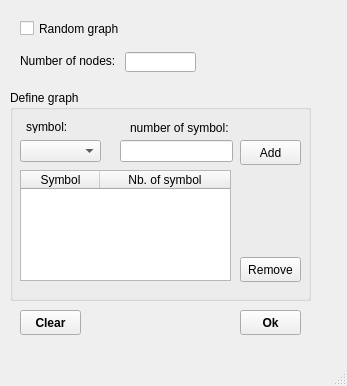
The window that GraphCreator.ui (VakelHente/PPSimulator) describes before a commit, drawn with Qt 5.
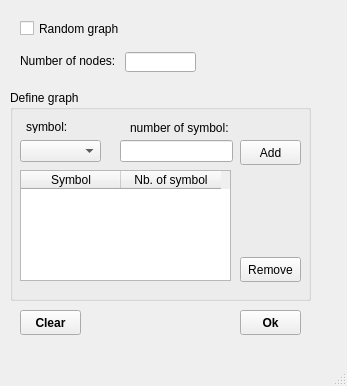
The same window after the commit.

Commit message: Complete graph creator window

Diff of the .ui file:
```diff
--- a/GraphCreator.ui
+++ b/GraphCreator.ui
@@ -51,7 +51,7 @@
     <property name="title">
      <string>Define graph</string>
     </property>
-    <widget class="QTreeWidget" name="listNode">
+    <widget class="QTableWidget" name="listWidget_node">
      <property name="geometry">
       <rect>
        <x>10</x>
@@ -72,38 +72,38 @@
        <height>111</height>
       </size>
      </property>
+     <property name="styleSheet">
+      <string notr="true"/>
+     </property>
      <property name="frameShape">
       <enum>QFrame::StyledPanel</enum>
      </property>
      <property name="frameShadow">
       <enum>QFrame::Sunken</enum>
      </property>
+     <property name="midLineWidth">
+      <number>0</number>
+     </property>
+     <property name="editTriggers">
+      <set>QAbstractItemView::NoEditTriggers</set>
+     </property>
      <property name="showDropIndicator" stdset="0">
       <bool>true</bool>
      </property>
-     <property name="rootIsDecorated">
-      <bool>true</bool>
+     <property name="selectionBehavior">
+      <enum>QAbstractItemView::SelectRows</enum>
      </property>
-     <property name="itemsExpandable">
+     <property name="showGrid">
       <bool>false</bool>
      </property>
+     <property name="gridStyle">
+      <enum>Qt::SolidLine</enum>
+     </property>
      <property name="sortingEnabled">
       <bool>false</bool>
      </property>
-     <property name="allColumnsShowFocus">
+     <attribute name="verticalHeaderVisible">
       <bool>false</bool>
-     </property>
-     <property name="headerHidden">
-      <bool>false</bool>
-     </property>
-     <attribute name="headerVisible">
-      <bool>true</bool>
-     </attribute>
-     <attribute name="headerDefaultSectionSize">
-      <number>79</number>
-     </attribute>
-     <attribute name="headerMinimumSectionSize">
-      <number>70</number>
      </attribute>
      <column>
       <property name="text">
```
Left out of the diff: 4 changed lines with no effect on the pictures. The commit also changes 5 other files.
